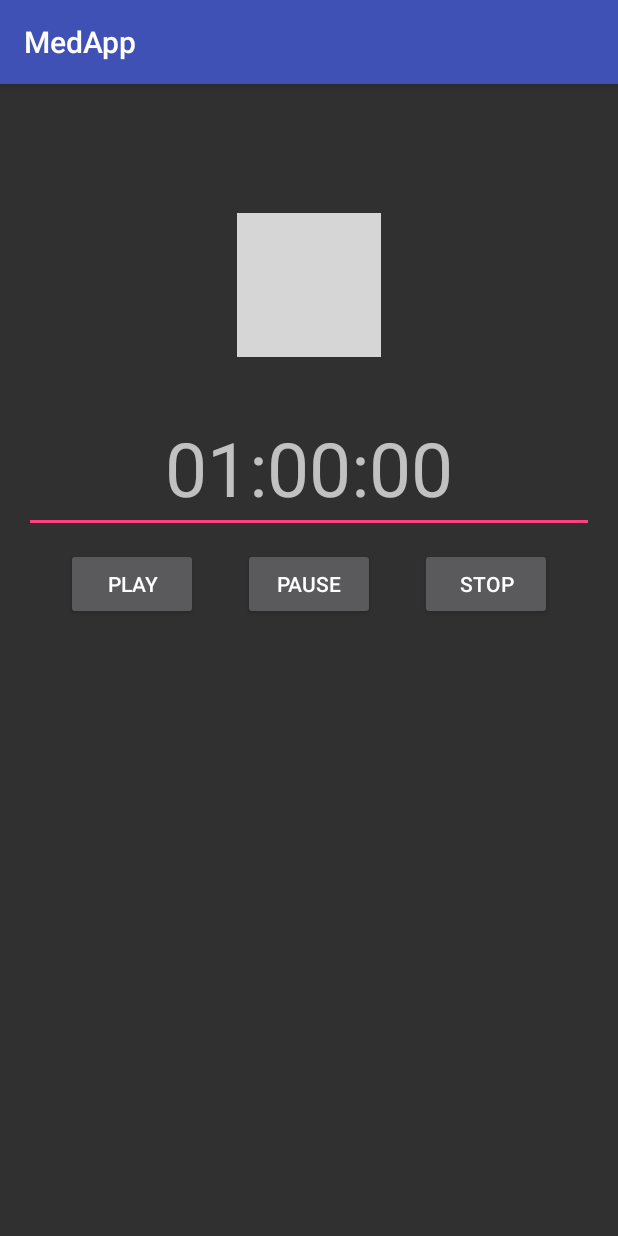
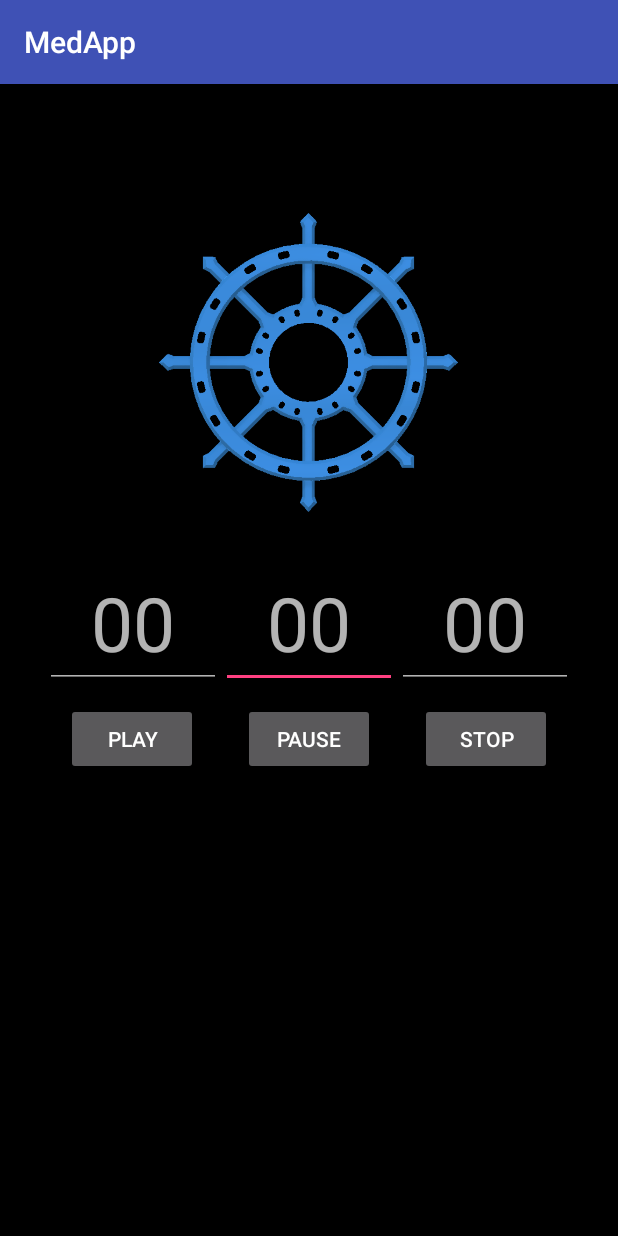
Before and after one commit to aarontsay/bignerdranch-android, an Android app: the screen it shows after launch (TimerAndMusic), on a phone screen of 412 x 824 dp. Run offline under Robolectric (Android 15) with nearby library versions, the phone set to English and light mode, and no system bars; grey boxes are pictures that could not be loaded.

```diff
--- a/MedApp/app/src/main/java/com/aarontsay/android/medapp/TimerAndMusic.java
+++ b/MedApp/app/src/main/java/com/aarontsay/android/medapp/TimerAndMusic.java
@@ -10,17 +10,25 @@ import java.io.IOException;
 import java.util.concurrent.TimeUnit;
 
 public class TimerAndMusic extends AppCompatActivity {
-  private Button mPlay, mPause, mStop;
-
-  private EditText userTimerTextInput;
 
   private boolean isPaused;
   private boolean isStopped;
   private boolean isPlaying;
   private boolean isStarted;
 
+  EditText userTimerTextInput;
+  EditText userTimerTextHourInput;
+  EditText userTimerTextMinuteInput;
+  EditText userTimerTextSecondInput;
+
   @Override
   protected void onCreate(Bundle savedInstanceState) {
+    Button mPlay, mPause, mStop;
+
+    String userTimerTextHourString;
+    final String userTimerTextMinuteString;
+    final String userTimerTextSecondString;
+
     super.onCreate(savedInstanceState);
     setContentView(R.layout.activity_timer_and_music);
 
@@ -43,18 +51,41 @@ public class TimerAndMusic extends AppCompatActivity {
     long endMeditationChantDuration = endMeditationChant.getDuration();
 
     // eventually set this to user input in configuration/settings page
-    userTimerTextInput = (EditText) findViewById(R.id.user_timer_input);
+    // userTimerTextInput = (EditText) findViewById(R.id.user_timer_input);
 //    userTimerTextInput.setText("01:00:00");
     // TODO input like scanf("%2d:%2d:%2d", &hh, &mm, &ss)
+/*
+    userTimerTextHourInput = (EditText) findViewById(R.id.user_timer_hour_input);
+    userTimerTextMinuteInput = (EditText) findViewById(R.id.user_timer_minute_input);
+    userTimerTextSecondInput = (EditText) findViewById(R.id.user_timer_second_input);
 
+    userTimerTextHourString = userTimerTextHourInput.toString();
+    userTimerTextMinuteString = userTimerTextMinuteInput.toString();
+    userTimerTextSecondString = userTimerTextSecondInput.toString();
+*/
     // TEST UNITS FOR TIMER AND MEDIA PLAYING
+    int oneSecond = 1000;
     int tenSeconds = 10000;
     int thirtySeconds = 30000;
     int oneMinute = 60000;
     int fiveMinutes = oneMinute * 5;
     long defaultMeditationDuration = oneMinute * 60;
+/*
+    long userTimeInput = (Long.parseLong(userTimerTextHourString) * oneMinute * 60) +
+      (Long.parseLong(userTimerTextMinuteString) * oneMinute) +
+      (Long.parseLong(userTimerTextSecondString) * oneSecond);
+*/
+    long countDownTimerInput;
+    /*
+    if(userTimeInput > 0) {
+      countDownTimerInput = userTimeInput;
+    } else {
+      countDownTimerInput = defaultMeditationDuration;
+    }*/
 
-    final CountDownTimer timer = new CountDownTimer(defaultMeditationDuration, 1000) {
+    countDownTimerInput = defaultMeditationDuration;
+
+    final CountDownTimer timer = new CountDownTimer(countDownTimerInput, 1000) {
       public void onTick(long millisUntilFinished) {
         /*if(millisUntilFinished == endMeditationChantDuration) {
           startMeditationChant.stop();
@@ -63,12 +94,24 @@ public class TimerAndMusic extends AppCompatActivity {
         }
         */
 
+        /*
         // gives warning for locale, but String is strictly numerical
         String hms = String.format("%02d:%02d:%02d", TimeUnit.MILLISECONDS.toHours(millisUntilFinished),
           TimeUnit.MILLISECONDS.toMinutes(millisUntilFinished) - TimeUnit.HOURS.toMinutes(TimeUnit.MILLISECONDS.toHours(millisUntilFinished)),
           TimeUnit.MILLISECONDS.toSeconds(millisUntilFinished) - TimeUnit.MINUTES.toSeconds(TimeUnit.MILLISECONDS.toMinutes(millisUntilFinished)));
         userTimerTextInput.setText(hms);
+        */
+
+        String hh = String.format("%02d", TimeUnit.MILLISECONDS.toHours(millisUntilFinished));
+        String mm = String.format("%02d", TimeUnit.MILLISECONDS.toMinutes(millisUntilFinished) - TimeUnit.HOURS.toMinutes(TimeUnit.MILLISECONDS.toHours(millisUntilFinished)));
+        String ss = String.format("%02d", TimeUnit.MILLISECONDS.toSeconds(millisUntilFinished) - TimeUnit.MINUTES.toSeconds(TimeUnit.MILLISECONDS.toMinutes(millisUntilFinished)));
+
+        userTimerTextHourInput.setText(hh);
+        userTimerTextMinuteInput.setText(mm);
+        userTimerTextSecondInput.setText(ss);
+        //userTimerTextHourInput.setText(hh);
       }
+
       public void onFinish() {
         // userTimerTextInput.setText("Sadhu, Sadhu, Sadhu");
       }
@@ -171,8 +214,8 @@ public class TimerAndMusic extends AppCompatActivity {
         if(isPlaying || isPaused) {
           startMeditationChant.stop();
           timer.cancel();
-          userTimerTextInput.selectAll();
-          userTimerTextInput.setEnabled(true);
+          // userTimerTextInput.selectAll();
+          // userTimerTextInput.setEnabled(true);
 
           isStopped = true;
           isPlaying = false;
--- a/MedApp/app/src/main/res/layout/activity_timer_and_music.xml
+++ b/MedApp/app/src/main/res/layout/activity_timer_and_music.xml
@@ -10,6 +10,7 @@
     android:paddingLeft="@dimen/activity_horizontal_margin"
     android:paddingRight="@dimen/activity_horizontal_margin"
     android:paddingTop="@dimen/activity_vertical_margin"
+    android:background="@android:color/black"
     android:gravity="top"
     android:orientation="vertical"
     tools:context="com.aarontsay.android.medapp.TimerAndMusic">
@@ -19,13 +20,13 @@
         android:layout_height="wrap_content"
         android:layout_centerHorizontal="true"
         android:layout_marginTop="70dp"
-        android:id="@+id/bdc"
-        android:src="@drawable/bdc"
+        android:id="@+id/cyan1"
+        android:src="@drawable/cyan1"
         android:adjustViewBounds="true"
         android:maxHeight="200dp"
         android:maxWidth="200dp"
         android:contentDescription="@string/temp"/>
-
+<!--
     <EditText
         android:id="@+id/user_timer_input"
         android:layout_width="wrap_content"
@@ -37,7 +38,7 @@
         android:hint="@string/time_hint"
         android:clickable="true"
         android:inputType="time"
-        android:layout_below="@id/bdc"
+        android:layout_below="@id/cyan1"
         android:layout_centerHorizontal="true"
         android:layout_marginTop="30dp"
         android:layout_marginBottom="10dp"
@@ -45,8 +46,71 @@
         android:textSize="50sp"
         android:ems="10"
         android:padding="10dp"/>
+-->
 
+    <EditText
+        android:id="@+id/user_timer_hour_input"
+        android:layout_width="wrap_content"
+        android:layout_height="wrap_content"
+        android:maxLines="1"
+        android:maxLength="2"
+        android:selectAllOnFocus="true"
+        android:textAlignment="center"
+        android:hint="@string/zerozero"
+        android:clickable="true"
+        android:inputType="time"
+        android:layout_below="@id/cyan1"
+        android:layout_centerHorizontal="true"
+        android:layout_marginTop="30dp"
+        android:layout_marginBottom="10dp"
+        android:textAppearance="?android:attr/textAppearanceLarge"
+        android:textSize="50sp"
+        android:ems="2"
+        android:padding="10dp"/>
 
+    <EditText
+        android:id="@+id/user_timer_minute_input"
+        android:layout_width="wrap_content"
+        android:layout_height="wrap_content"
+        android:maxLines="1"
+        android:maxLength="2"
+        android:selectAllOnFocus="true"
+        android:textAlignment="center"
+        android:hint="@string/zerozero"
+        android:clickable="true"
+        android:inputType="time"
+        android:layout_below="@id/cyan1"
+
+        android:layout_toLeftOf="@id/user_timer_hour_input"
+        android:layout_toStartOf="@id/user_timer_hour_input"
+        android:layout_marginTop="30dp"
+        android:layout_marginBottom="10dp"
+        android:textAppearance="?android:attr/textAppearanceLarge"
+        android:textSize="50sp"
+        android:ems="2"
+        android:padding="10dp"/>
+
+    <EditText
+        android:id="@+id/user_timer_second_input"
+        android:layout_width="wrap_content"
+        android:layout_height="wrap_content"
+        android:maxLines="1"
+        android:maxLength="2"
+        android:selectAllOnFocus="true"
+        android:textAlignment="center"
+        android:hint="@string/zerozero"
+        android:clickable="true"
+        android:inputType="time"
+        android:layout_below="@id/cyan1"
+        android:layout_toRightOf="@id/user_timer_hour_input"
+        android:layout_toEndOf="@id/user_timer_hour_input"
+        android:layout_marginTop="30dp"
+        android:layout_marginBottom="10dp"
+        android:textAppearance="?android:attr/textAppearanceLarge"
+        android:textSize="50sp"
+        android:ems="2"
+        android:padding="10dp"/>
+<!-- from testing EditViews
     <Button
         android:layout_width="wrap_content"
         android:layout_height="wrap_content"
@@ -55,9 +119,18 @@
         android:layout_marginLeft="30dp"
         android:layout_marginRight="30dp"
         android:text="@string/Pause"
-
         android:id="@+id/pause_button"/>
-
+-->
+<!-- new edit View test -->
+    <Button
+        android:layout_width="wrap_content"
+        android:layout_height="wrap_content"
+        android:layout_centerHorizontal="true"
+        android:layout_below="@id/user_timer_minute_input"
+        android:layout_marginLeft="30dp"
+        android:layout_marginRight="30dp"
+        android:text="@string/Pause"
+        android:id="@+id/pause_button"/>
     <Button
         android:layout_width="wrap_content"
         android:layout_height="wrap_content"
--- a/MedApp/app/src/main/res/values/strings.xml
+++ b/MedApp/app/src/main/res/values/strings.xml
@@ -5,4 +5,5 @@
     <string name="Stop">Stop</string>
     <string name="temp">temp</string>
     <string name="time_hint">01:00:00</string>
+    <string name="zerozero">00</string>
 </resources>
```
